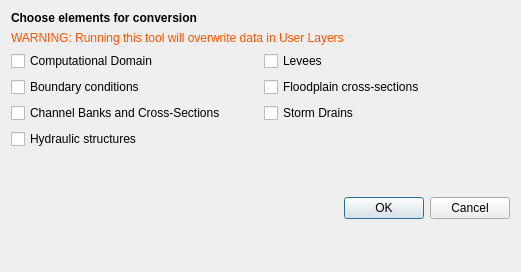
The window that flo2d/ui/schema2user.ui (FLO-2DSoftware/qgis-flo-2d-plugin) describes before a commit, drawn with Qt 5.
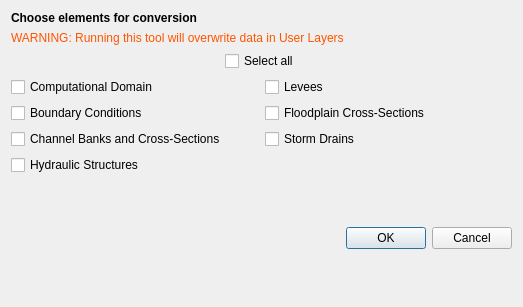
The same window after the commit.

Commit message: Add "Select All" to Schematic to User conversion (#1074)

Diff of the .ui file:
```diff
--- a/flo2d/ui/schema2user.ui
+++ b/flo2d/ui/schema2user.ui
@@ -9,8 +9,8 @@
    <rect>
     <x>0</x>
     <y>0</y>
-    <width>521</width>
-    <height>272</height>
+    <width>523</width>
+    <height>307</height>
    </rect>
   </property>
   <property name="windowTitle">
@@ -32,6 +32,48 @@
     </widget>
    </item>
    <item row="2" column="0" colspan="2">
+    <layout class="QVBoxLayout" name="verticalLayout">
+     <item>
+      <layout class="QGridLayout" name="gridLayout_4">
+       <item row="0" column="0">
+        <spacer name="horizontalSpacer">
+         <property name="orientation">
+          <enum>Qt::Horizontal</enum>
+         </property>
+         <property name="sizeHint" stdset="0">
+          <size>
+           <width>164</width>
+           <height>20</height>
+          </size>
+         </property>
+        </spacer>
+       </item>
+       <item row="0" column="1">
+        <widget class="QCheckBox" name="ckbox_select_all">
+         <property name="text">
+          <string>Select all</string>
+         </property>
+         <property name="checked">
+          <bool>false</bool>
+         </property>
+        </widget>
+       </item>
+       <item row="0" column="2">
+        <spacer name="horizontalSpacer_2">
+         <property name="orientation">
+          <enum>Qt::Horizontal</enum>
+         </property>
+         <property name="sizeHint" stdset="0">
+          <size>
+           <width>185</width>
+           <height>20</height>
+          </size>
+         </property>
+        </spacer>
+       </item>
+      </layout>
+     </item>
+     <item>
     <layout class="QGridLayout" name="gridLayout">
      <item row="0" column="0">
       <widget class="QCheckBox" name="ckbox_domain">
@@ -50,14 +92,14 @@
      <item row="1" column="0">
       <widget class="QCheckBox" name="ckbox_bc">
        <property name="text">
-        <string>Boundary conditions</string>
+          <string>Boundary Conditions</string>
        </property>
       </widget>
      </item>
      <item row="1" column="1">
       <widget class="QCheckBox" name="ckbox_fpxsec">
        <property name="text">
-        <string>Floodplain cross-sections</string>
+          <string>Floodplain Cross-Sections</string>
        </property>
       </widget>
      </item>
@@ -78,9 +120,11 @@
      <item row="3" column="0">
       <widget class="QCheckBox" name="chbox_hydr_struct">
        <property name="text">
-        <string>Hydraulic structures</string>
-       </property>
-      </widget>
+          <string>Hydraulic Structures</string>
+         </property>
+        </widget>
+       </item>
+      </layout>
      </item>
     </layout>
    </item>
```
Left out of the diff: 2 changed lines with no effect on the pictures. Lines whose indentation alone changed are shown as unchanged. The commit also changes 2 other files.
